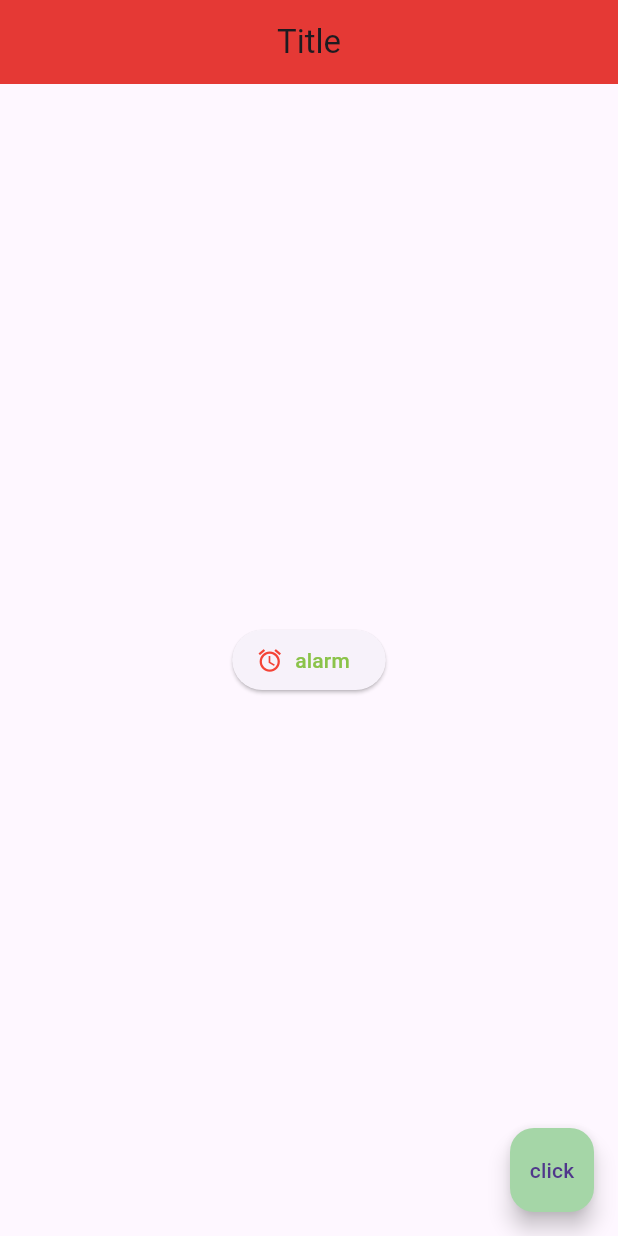
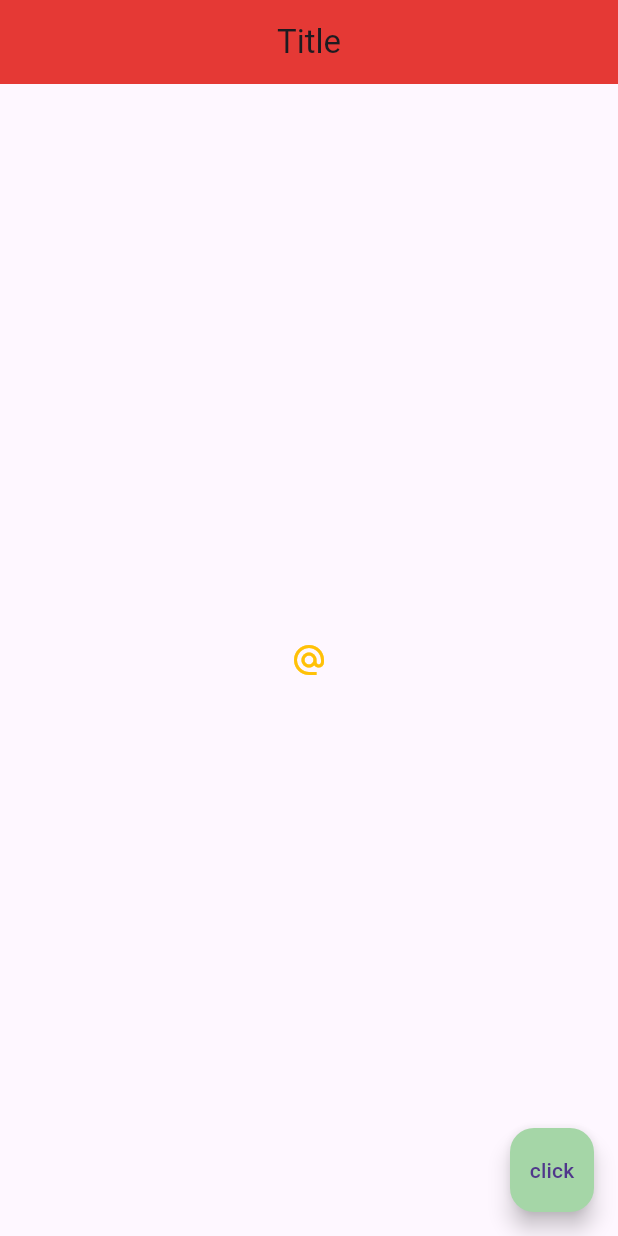
Before and after one commit to MrSax314/maintain, a Flutter app: the screen it shows after launch, on a phone screen of 412 x 824 dp. Run offline on Flutter 3.47's test engine with Material 3 defaults, Android fonts, the light colour scheme and no system bars.

Commit message:
Icon Button

```diff
--- a/lib/main.dart
+++ b/lib/main.dart
@@ -14,20 +14,12 @@ class Home extends StatelessWidget {
         backgroundColor: Colors.red[600],
       ),
       body: Center(
-        child: ElevatedButton.icon(
+        child: IconButton(
           onPressed: () {
-            print('you clicked me');
+            print('you clicked me!');
           },
-          icon: Icon(
-            Icons.access_alarm,
-            color: Colors.red,
-          ),
-          label: Text(
-              'alarm',
-            style: TextStyle(
-              color: Colors.lightGreen
-            ),
-          ),
+          icon: Icon(Icons.alternate_email),
+          color: Colors.amber,
         ),
       ),
       floatingActionButton: FloatingActionButton(
```
